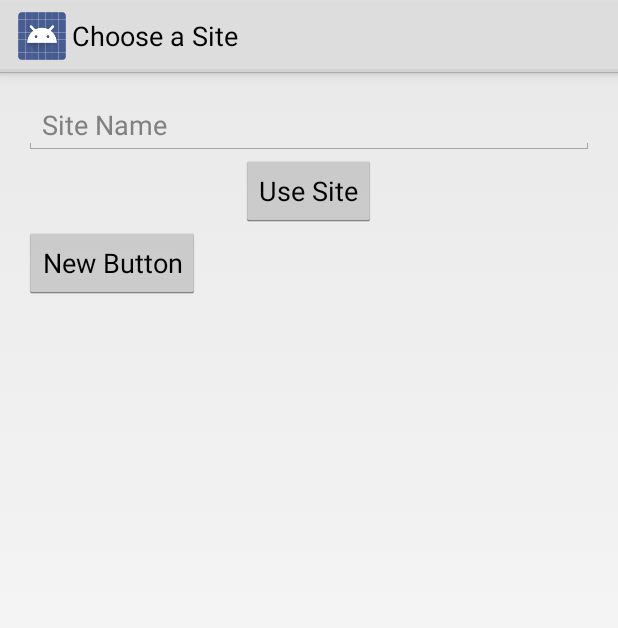
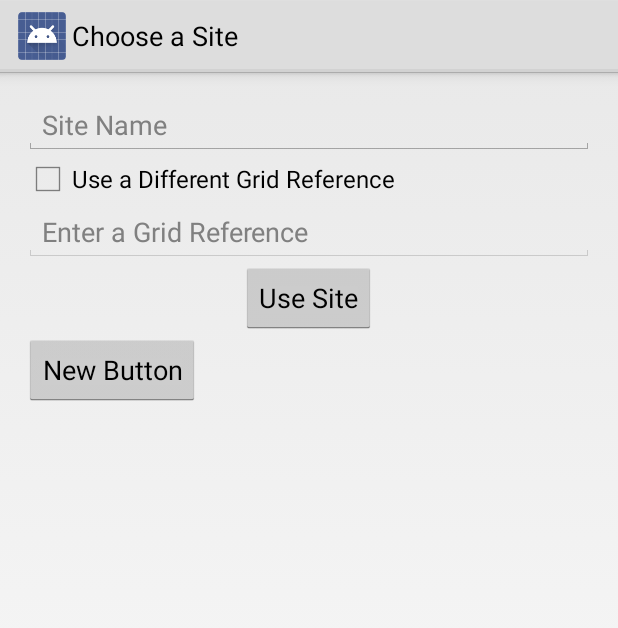
Before and after one commit to njdart/botanyAppRepo, an Android app: the SiteChooser screen opened directly, with no data from a screen before it, on a phone screen of 412 x 824 dp. Shown: the top 628 px of the screen. Run offline under Robolectric (Android 15) with nearby library versions, the phone set to English and light mode, and no system bars.

Commit message:
Merging between xander and will. need to redo database read/write in site edit

```diff
--- a/src/android/bottanyApp/app/src/main/AndroidManifest.xml
+++ b/src/android/bottanyApp/app/src/main/AndroidManifest.xml
@@ -7,6 +7,7 @@
     <!--<uses-permission android:name="android.permission.READ_PROFILE" />-->
     <!--<uses-permission android:name="android.permission.READ_CONTACTS" />-->
     <uses-permission android:name="android.permission.ACCESS_FINE_LOCATION" />
+    <uses-permission android:name="android.permission.ACCESS_COARSE_LOCATION" />
 
     <application
         android:allowBackup="false"
--- a/src/android/bottanyApp/app/src/main/java/uk/ac/aber/cs221/group2/SiteChooser.java
+++ b/src/android/bottanyApp/app/src/main/java/uk/ac/aber/cs221/group2/SiteChooser.java
@@ -4,6 +4,9 @@ import android.app.Activity;
 import android.app.AlertDialog;
 import android.content.DialogInterface;
 import android.content.Intent;
+import android.location.Location;
+import android.location.LocationListener;
+import android.location.LocationManager;
 import android.os.Bundle;
 import android.view.Menu;
 import android.view.MenuItem;
@@ -22,10 +25,13 @@ import uk.ac.aber.cs221.group2.utils.SiteDataSource;
 
 public class SiteChooser extends Activity {
 
+    private LocationManager locationManager = null;
+
     @Override
     protected void onCreate(Bundle savedInstanceState) {
         super.onCreate(savedInstanceState);
         setContentView(R.layout.activity_site_chooser);
+        locationManager = (LocationManager)getSystemService(LOCATION_SERVICE);
         //Toast.makeText(getApplicationContext(), "Hello World! I'm Toast!", Toast.LENGTH_LONG).show();
 
         ArrayAdapter<String> adapter = new ArrayAdapter<String>(this,
@@ -33,6 +39,14 @@ public class SiteChooser extends Activity {
         AutoCompleteTextView textView = (AutoCompleteTextView)
                 findViewById(R.id.siteNameAutoComplete);
         textView.setAdapter(adapter);
+    }
+
+    @Override
+    public void onResume() {
+        super.onResume();
+
+        locationManager.requestLocationUpdates(LocationManager.GPS_PROVIDER,
+                3600000, 1000, onLocationChange);
     }
 
     public static ArrayList<String> autoCompleteEntries = new ArrayList<String>() {{
@@ -73,12 +87,12 @@ public class SiteChooser extends Activity {
 
         source.open();
 
-        source.create(((AutoCompleteTextView)findViewById(R.id.siteNameAutoComplete)).getText().toString());
-        List<String> list = source.findAll();
+        //source.create(((AutoCompleteTextView)findViewById(R.id.siteNameAutoComplete)).getText().toString());
+        //List<String> list = source.findAll();
 
-        System.out.println(list.toString());
-        System.out.println(list.get(0));
-
+        //System.out.println(list.toString());
+        //System.out.println(list.get(0));
+        //TODO redo database reading/writing
     }
 
     public void onUseSiteClick(View view){
@@ -110,14 +124,28 @@ public class SiteChooser extends Activity {
         }
     }
 
-    public class ArrayListCaseInsensitive extends ArrayList<String> {
+    LocationListener onLocationChange = new LocationListener(){
+
         @Override
-        public boolean contains(Object o) {
-            String paramStr = (String)o;
-            for (String s : this) {
-                if (paramStr.equalsIgnoreCase(s)) return true;
-            }
-            return false;
+        public void onLocationChanged(Location location) {
+            System.out.println("LAT: " + location.getLatitude() + " LNG: " + location.getLongitude());
+            Toast.makeText(SiteChooser.this, "LAT: " + location.getLatitude() + " LNG: " + location.getLongitude(), Toast.LENGTH_LONG).show();
         }
-    }
+
+        @Override
+        public void onStatusChanged(String provider, int status, Bundle extras) {
+            System.out.println("STATUS: " + provider.toString() + ", " + status);
+            Toast.makeText(SiteChooser.this, "Status " + status, Toast.LENGTH_LONG).show();
+        }
+
+        @Override
+        public void onProviderEnabled(String provider) {
+            System.out.println("Provider Enables");
+        }
+
+        @Override
+        public void onProviderDisabled(String provider) {
+            System.out.println("Provider Disabled");
+        }
+    };
 }
--- a/src/android/bottanyApp/app/src/main/res/layout/activity_site_chooser.xml
+++ b/src/android/bottanyApp/app/src/main/res/layout/activity_site_chooser.xml
@@ -20,6 +20,27 @@
             android:id="@+id/siteNameAutoComplete"
             android:hint="@string/siteNameHint" />
 
+        <CheckBox
+            android:layout_width="wrap_content"
+            android:layout_height="wrap_content"
+            android:text="@string/customGridRefCheckbox"
+            android:id="@+id/useCustomGridRefCheckBox" />
+
+        <LinearLayout
+            android:orientation="horizontal"
+            android:layout_width="match_parent"
+            android:layout_height="wrap_content"
+            android:layout_gravity="center_horizontal">
+
+            <EditText
+                android:layout_width="wrap_content"
+                android:layout_height="wrap_content"
+                android:id="@+id/customGridReferenceEditText"
+                android:layout_weight="1"
+                android:hint="@string/customGridRefTextEdit"
+                android:enabled="false" />
+        </LinearLayout>
+
         <Button
             android:layout_width="wrap_content"
             android:layout_height="wrap_content"
--- a/src/android/bottanyApp/app/src/main/res/values/edit_site_strings.xml
+++ b/src/android/bottanyApp/app/src/main/res/values/edit_site_strings.xml
@@ -2,4 +2,6 @@
 <resources>
     <string name="siteNameHint">Site Name</string>
     <string name="useSite">Use Site</string>
+    <string name="customGridRefCheckbox">Use a Different Grid Reference</string>
+    <string name="customGridRefTextEdit">Enter a Grid Reference</string>
 </resources>
```
Also changed, not shown: src/android/bottanyApp/app/src/main/java/uk/ac/aber/cs221/group2/dataClasses/Visit.java (+1 -81 lines), src/android/bottanyApp/app/src/main/java/uk/ac/aber/cs221/group2/utils/DatabaseUtils.java (+0 -44 lines), src/android/bottanyApp/app/src/main/java/uk/ac/aber/cs221/group2/utils/SiteDataSource.java (+3 -72 lines).
